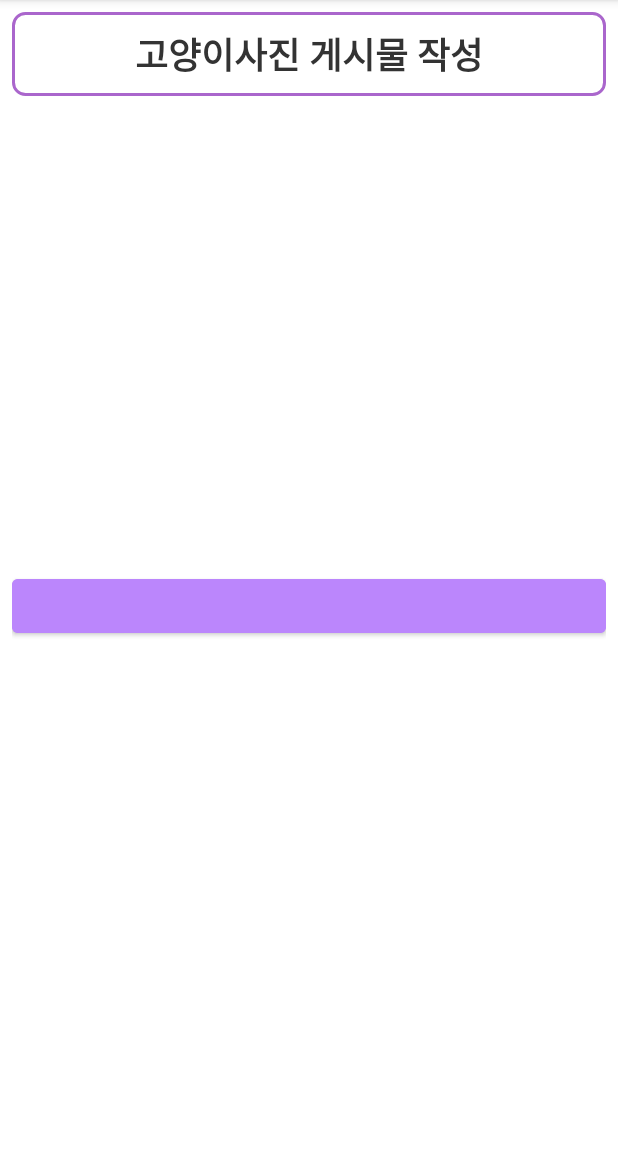
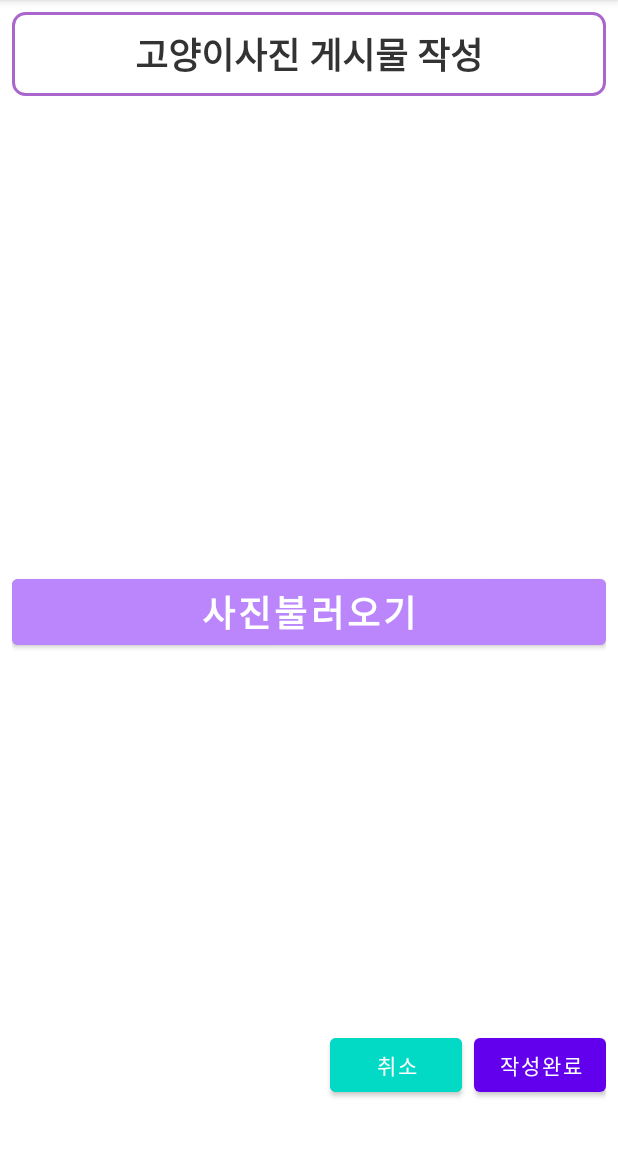
Before and after one commit to LeeKwanHyun/PetJoa, an Android app: the CatImgMakeActivity screen opened directly, with no data from a screen before it, on a phone screen of 412 x 824 dp, the part 84-1236 px from its top. Run offline under Robolectric (Android 15) with nearby library versions, the phone set to English and light mode, and no system bars.

Commit message:
img make

```diff
--- a/app/src/main/res/layout/activity_cat_img_make.xml
+++ b/app/src/main/res/layout/activity_cat_img_make.xml
@@ -38,10 +38,14 @@
             android:id="@+id/btn_img"
             android:layout_width="match_parent"
             android:layout_height="wrap_content"
+            android:text="사진불러오기"
+            android:textSize="24sp"
+            android:textStyle="bold"
             android:layout_below="@+id/iv"
             android:backgroundTint="@color/purple_200"/>
 
         <com.google.android.material.textfield.TextInputLayout
+            android:id="@+id/tv"
             android:layout_width="match_parent"
             android:layout_height="250dp"
             style="@style/Widget.MaterialComponents.TextInputLayout.OutlinedBox"
@@ -51,6 +55,22 @@
 
         </com.google.android.material.textfield.TextInputLayout>
 
+        <Button
+            android:id="@+id/btn_ok"
+            android:layout_width="wrap_content"
+            android:layout_height="wrap_content"
+            android:text="작성완료"
+            android:layout_alignParentRight="true"
+            android:layout_below="@+id/tv"/>
+        <Button
+            android:layout_width="wrap_content"
+            android:layout_height="wrap_content"
+            android:text="취소"
+            android:backgroundTint="@color/teal_200"
+            android:layout_below="@+id/tv"
+            android:layout_toLeftOf="@+id/btn_ok"
+            android:layout_marginRight="8dp"/>
+
 
 
 
```
